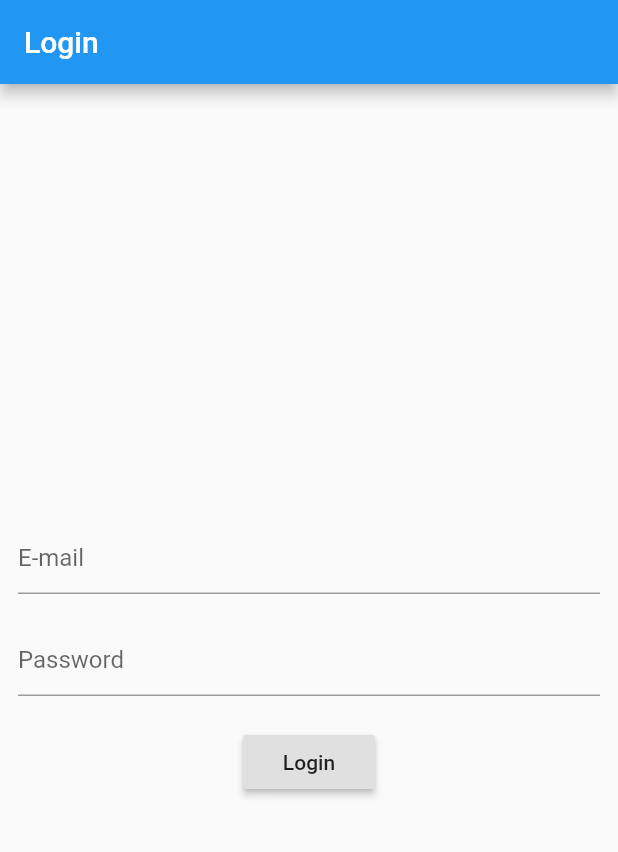
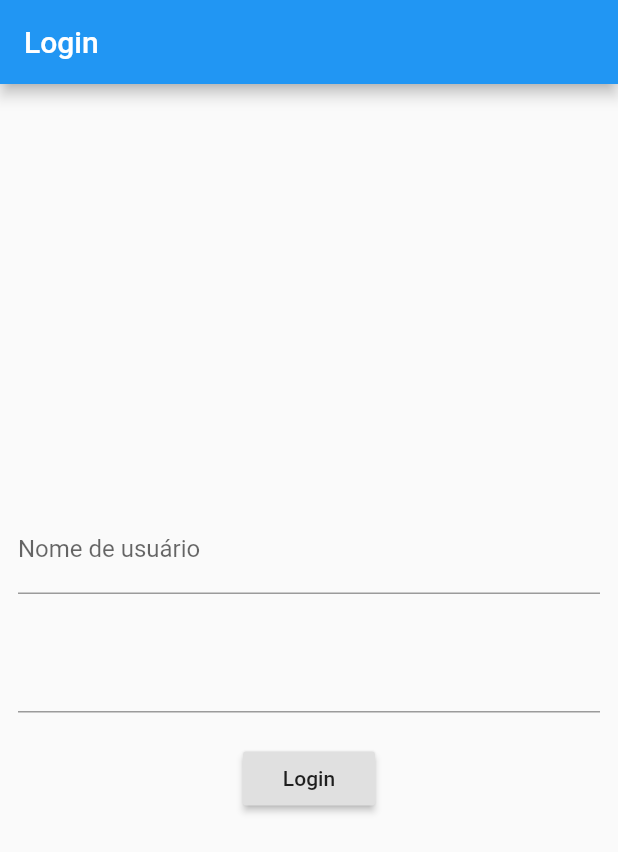
Before and after one commit to edsonbonfim/form, a Flutter app: the screen it shows after launch, on a phone screen of 412 x 824 dp. Shown: the top 852 px of the screen. Run offline on Flutter 3.47's test engine with Material 2 defaults, Android fonts, the phone set to English and light mode, and no system bars; our stand-ins replace validators.

Commit message:
Label text in model input added

```diff
--- a/example/lib/model/auth.dart
+++ b/example/lib/model/auth.dart
@@ -1,10 +1,13 @@
 import 'package:form/form.dart';
 
 class Auth extends FormModel {
-  final username = input(validators: [
-    Validators.required,
-    Validators.email,
-  ]);
+  final username = input(
+    label: "Nome de usuário",
+    validators: [
+      Validators.required,
+      Validators.email,
+    ],
+  );
 
   final password = input(validators: [
     Validators.required,
--- a/lib/src/form.dart
+++ b/lib/src/form.dart
@@ -555,7 +555,10 @@ class _InputBaseState extends State<_InputBase> {
     return TextField(
       controller: _controller,
       focusNode: widget.focusNode,
-      decoration: widget.decoration.copyWith(errorText: _errorText),
+      decoration: widget.decoration.copyWith(
+        labelText: widget?.model?.label ?? '',
+        errorText: _errorText,
+      ),
       keyboardType: widget.keyboardType,
       textInputAction: widget.textInputAction,
       style: widget.style,
@@ -696,7 +699,9 @@ class FormModel {
 }
 
 class InputNotifier<T> extends ValueNotifier<T> {
-  InputNotifier(value, this.validators) : super(value);
+  InputNotifier(this.label, dynamic value, this.validators) : super(value);
+
+  final String label;
 
   final List<Validator> validators;
 
@@ -715,13 +720,14 @@ class InputNotifier<T> extends ValueNotifier<T> {
 
 extension StringNotifier on String {
   InputNotifier<String> get input {
-    return InputNotifier<String>(this, null);
+    return InputNotifier<String>("", this, null);
   }
 }
 
 InputNotifier<String> input({
+  String label = "",
   dynamic initialData = "",
   List<Validator> validators,
 }) {
-  return InputNotifier<String>(initialData, validators);
+  return InputNotifier<String>(label, initialData, validators);
 }
```
Also changed, not shown: 2 other files.
